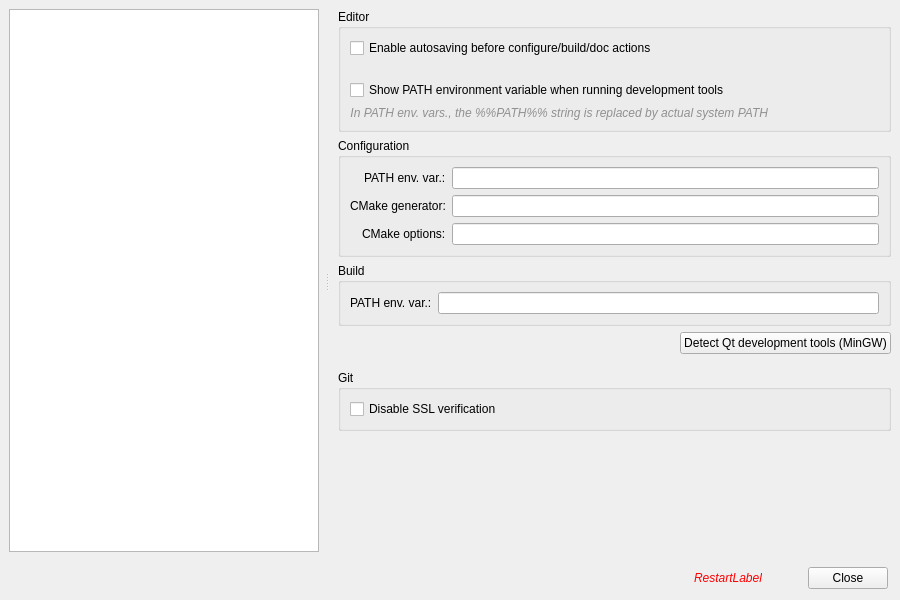
OpenFLUID/openfluid, file src/openfluid/ui/common/PreferencesDialog.ui: the form before one commit.
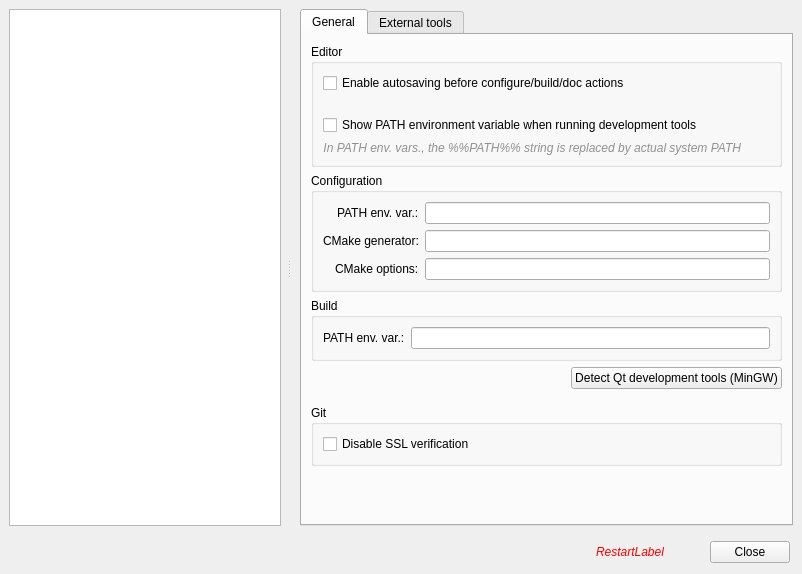
The form after the commit. Custom widgets are drawn as their Qt base class.

Commit message:
Ability to open workspace and ware sources in external tools
* Changed the "Tools" menu name for "Workspace"
* Added a section in the Preference window for tools settings
* Added fields for tools in configuration file
* Added a submenu in contextual dialog and Workspace menu in DevStudio
* Added a submenu in embedded ware src widget Workspace menu in Builder
* Added user-defined tools in the "Open external tool" submenu

(closes OpenFLUID/openfluid#921)

What changed in the file:
```diff
--- a/src/openfluid/ui/common/PreferencesDialog.ui
+++ b/src/openfluid/ui/common/PreferencesDialog.ui
@@ -6,8 +6,8 @@
    <rect>
     <x>0</x>
     <y>0</y>
-    <width>900</width>
-    <height>600</height>
+    <width>802</width>
+    <height>574</height>
    </rect>
   </property>
   <property name="windowTitle">
@@ -419,6 +419,16 @@
       <widget class="QWidget" name="DevEnvironmentPage">
        <layout class="QVBoxLayout" name="verticalLayout_7">
         <item>
+         <widget class="QTabWidget" name="tabWidget">
+          <property name="currentIndex">
+           <number>0</number>
+          </property>
+          <widget class="QWidget" name="general">
+           <attribute name="title">
+            <string>General</string>
+           </attribute>
+           <layout class="QVBoxLayout" name="verticalLayout_19">
+            <item>
          <widget class="QGroupBox" name="groupBox_7">
           <property name="title">
            <string>Editor</string>
@@ -614,13 +624,30 @@
           <property name="orientation">
            <enum>Qt::Vertical</enum>
           </property>
+              <property name="sizeType">
+               <enum>QSizePolicy::MinimumExpanding</enum>
+              </property>
           <property name="sizeHint" stdset="0">
            <size>
             <width>20</width>
-            <height>40</height>
+                <height>0</height>
            </size>
           </property>
          </spacer>
+            </item>
+           </layout>
+          </widget>
+          <widget class="QWidget" name="externalTools">
+           <attribute name="title">
+            <string>External tools</string>
+           </attribute>
+           <layout class="QVBoxLayout" name="verticalLayout_21">
+            <item>
+             <widget class="openfluid::ui::common::ExternalToolsManagementWidget" name="ExtToolsWidget" native="true"/>
+            </item>
+           </layout>
+          </widget>
+         </widget>
         </item>
        </layout>
       </widget>
@@ -1133,6 +1160,12 @@
    <header location="global">openfluid/ui/common/TimePeriodWidget.hpp</header>
    <container>1</container>
   </customwidget>
+  <customwidget>
+   <class>openfluid::ui::common::ExternalToolsManagementWidget</class>
+   <extends>QWidget</extends>
+   <header location="global">openfluid/ui/common/ExternalToolsManagementWidget.hpp</header>
+   <container>1</container>
+  </customwidget>
  </customwidgets>
  <resources/>
  <connections>
```
Left out of the diff: 24 changed lines with no effect on the pictures. Lines whose indentation alone changed are shown as unchanged. The commit also changes 29 other files.
